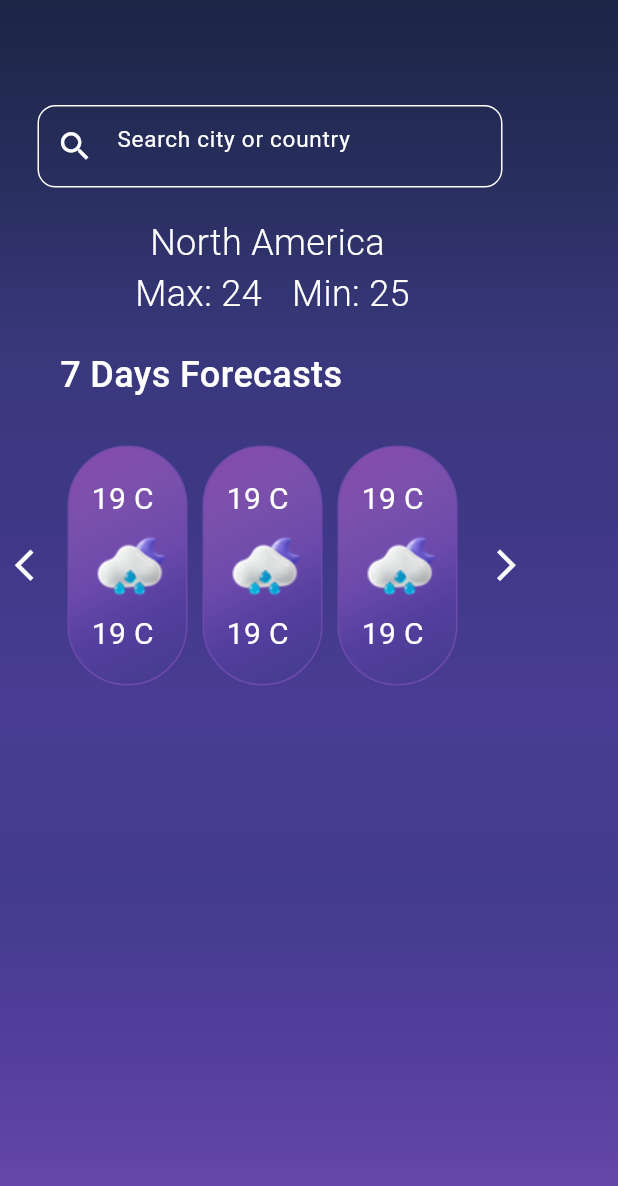
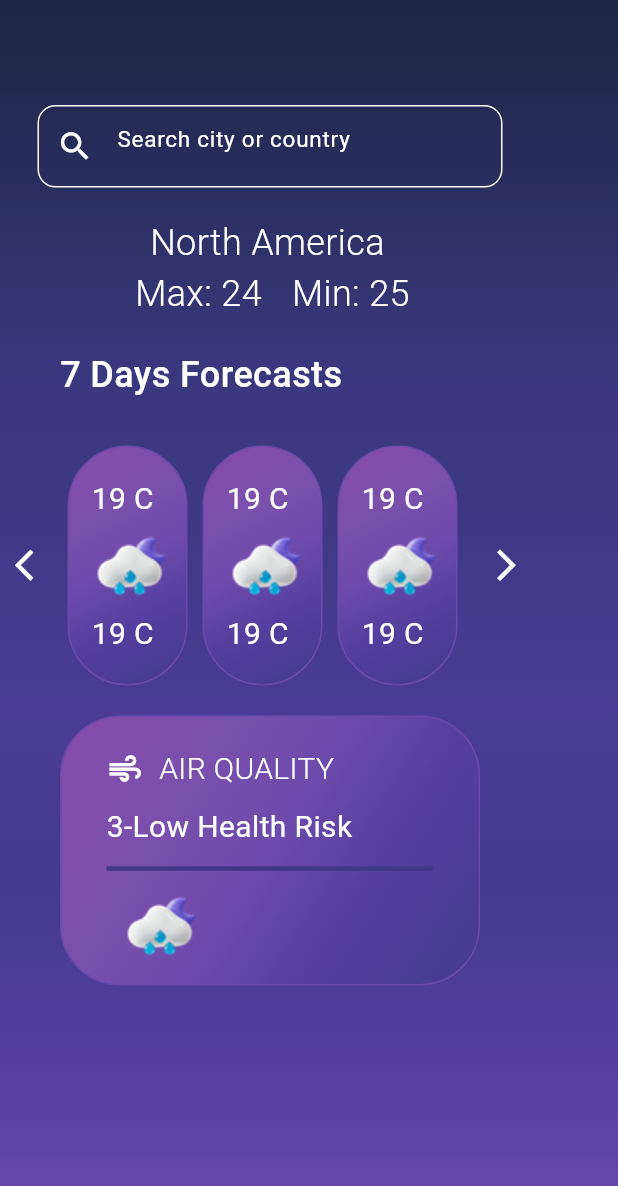
Before and after one commit to adeenazara2002/Weather-Forecast-App, a Flutter app: the screen it shows after launch, on a phone screen of 412 x 824 dp. Shown: the top 1186 px of the screen. Run offline on Flutter 3.47's test engine with Material 3 defaults, Android fonts, the phone set to English and light mode, and no system bars.

Commit message:
Forecast Screen

```diff
--- a/lib/Screens/forecast.dart
+++ b/lib/Screens/forecast.dart
@@ -155,7 +155,9 @@ class _ForecastState extends State<Forecast> {
                 ),
 
                 // === BABY CONTAINER 1 ===
-                SizedBox(width: 10,),
+                SizedBox(
+                  width: 10,
+                ),
 
                 Container(
                   height: 160,
@@ -412,8 +414,134 @@ class _ForecastState extends State<Forecast> {
                   size: 25,
                 ),
               ]),
-            )
+            ),
             // ==== MAIN CONTAINER ENDED ====
+
+            // ==== AIR QUALITY CONTAINER START ====
+
+            // ==== CONTAINER ====
+
+            SizedBox(
+              height: 20,
+            ),
+            Row(
+              children: [
+                Container(
+                  margin: EdgeInsets.only(left: 40, right: 40),
+                  height: 180,
+                  width: 280,
+                  decoration: BoxDecoration(
+                    gradient: LinearGradient(
+                      begin: Alignment.topLeft,
+                      end: Alignment.bottomRight,
+                      stops: [0.0, 0.3, 0.5, 0.7, 1.0],
+                      colors: [
+                        Color.fromRGBO(135, 75, 171, 1.0), // Lightest shade
+                        Color.fromRGBO(121, 80, 172, 1.0),
+                        Color.fromRGBO(108, 74, 171, 1.0), // Middle shade
+                        Color.fromRGBO(84, 63, 158, 1.0),
+                        Color.fromRGBO(67, 59, 141, 1.0), // Darkest shade
+                      ],
+                    ),
+                    borderRadius: BorderRadius.circular(40),
+                    border: Border.all(
+                      color: Color.fromRGBO(108, 74, 171, 1.0),
+                    ),
+                  ),
+                  child: Stack(
+                    children: [
+                      Column(
+                        children: [
+                          SizedBox(height: 20),
+                          Row(
+                            children: [
+                              Padding(padding: EdgeInsets.only(left: 30)),
+                              Icon(
+                                Icons.air_outlined,
+                                color: Colors.white,
+                                size: 25,
+                              ),
+                              Padding(padding: EdgeInsets.only(left: 10)),
+                              Text(
+                                'AIR QUALITY',
+                                style: TextStyle(
+                                  color: Colors.white,
+                                  fontSize: 20,
+                                  fontWeight: FontWeight.w300,
+                                ),
+                              ),
+                            ],
+                          ),
+
+                          // === scrollable container ===
+
+                          Container(
+                            margin: EdgeInsets.only(top: 10),
+                            child: Column(
+                              children: [
+                                Row(
+                                  children: [
+                                    Padding(padding: EdgeInsets.only(left: 30)),
+                                    Text(
+                                      '3-Low Health Risk',
+                                      style: TextStyle(
+                                        color: Colors.white,
+                                        fontSize: 20,
+                                        fontWeight: FontWeight.w400,
+                                      ),
+                                    ),
+                                  ],
+                                ),
+
+                                SizedBox(height: 5),
+
+                                Divider(
+                                  color: Color.fromRGBO(63, 56, 134, 1.0),
+                                  thickness: 3,
+                                  indent: 30, // Space from the left
+                                  endIndent: 30, // Space from the right
+                                ),
+
+                                // === SECOND ROW ===
+
+                                SizedBox(
+                                  height: 10,
+                                ),
+
+                                Row(
+                                  children: [
+                                    Padding(padding: EdgeInsets.only(left: 40)),
+                                    Image.asset('assets/images/moonCloud.png'),
+                                  ],
+                                ),
+
+                                // === THIRD ROW ===
+                                SizedBox(
+                                  height: 10,
+                                ),
+                                Row(
+                                  children: [
+                                    Padding(padding: EdgeInsets.only(left: 40)),
+                                    // Text(
+                                    //   '19 C',
+                                    //   style: TextStyle(
+                                    //     color: Colors.white,
+                                    //     fontSize: 20,
+                                    //     fontWeight: FontWeight.w400,
+                                    //   ),
+                                    // ),
+                                  ],
+                                ),
+                              ],
+                            ),
+                          )
+                        ],
+                      ),
+                    ],
+                  ),
+                ),
+              ],
+            ),
           ],
         ),
       ),
```
